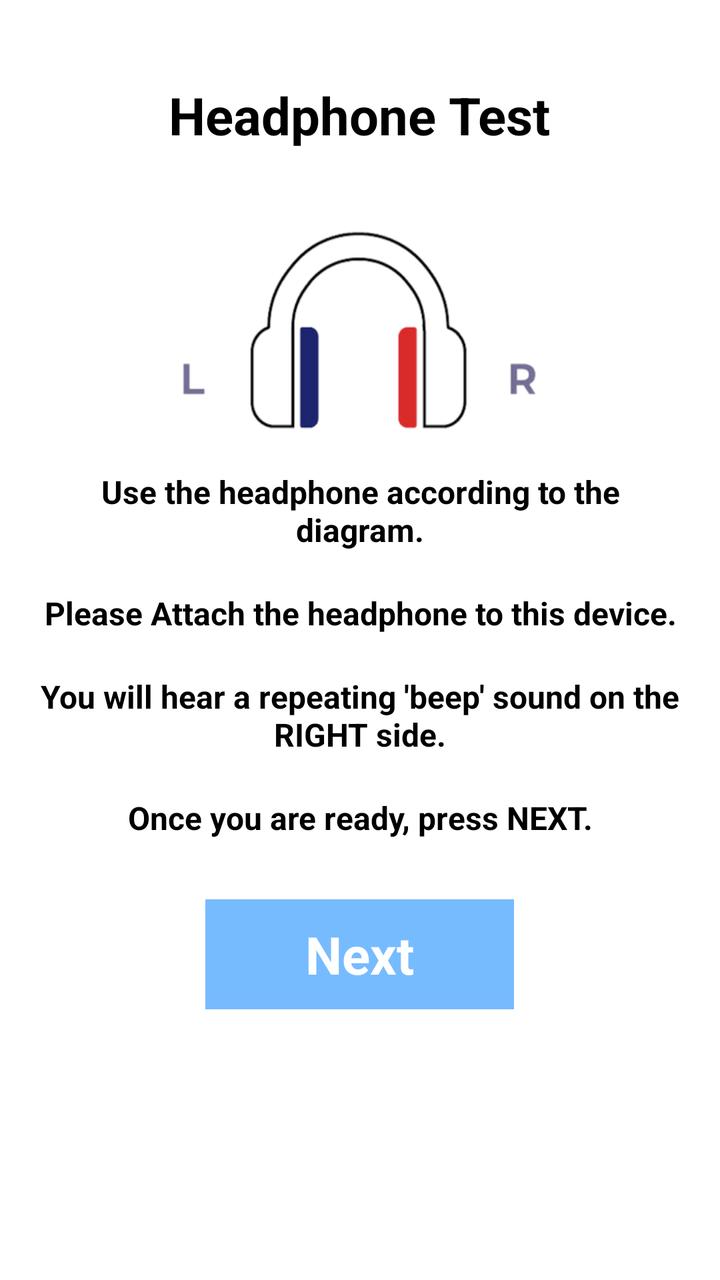
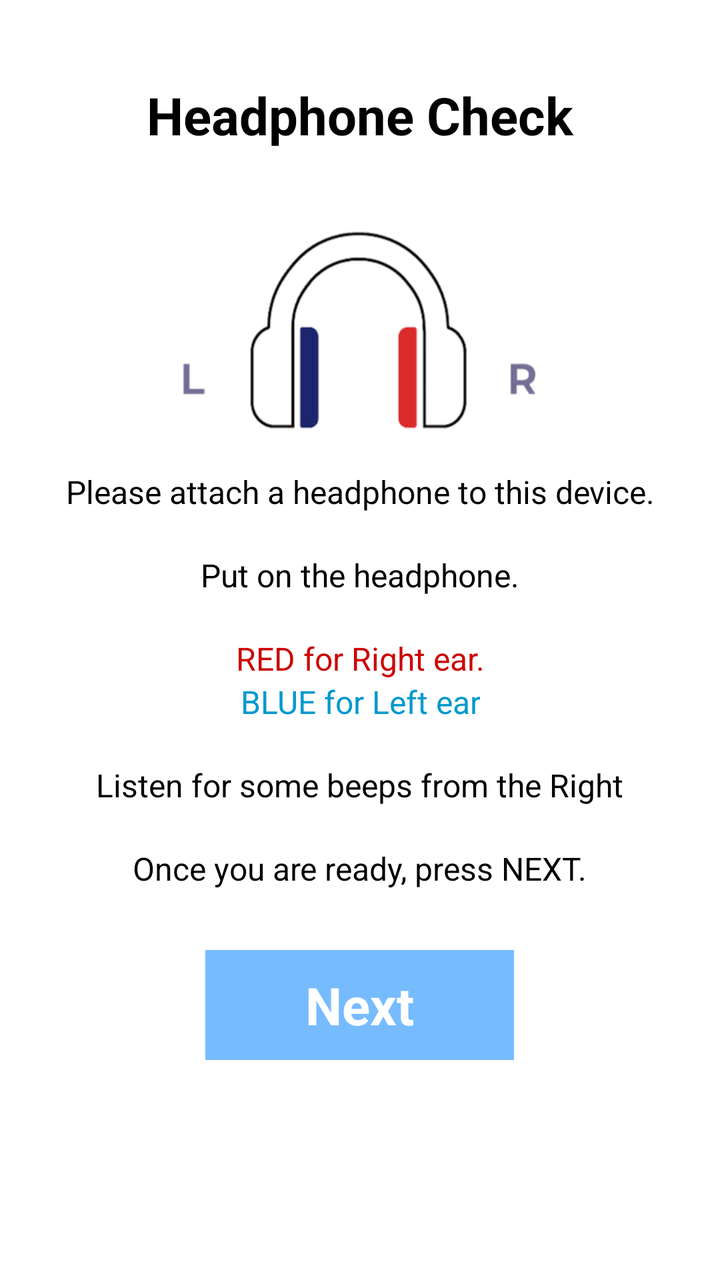

Two renders of the same Android screen: before a commit and after it. Below are the layout's source before the change and the commit's diff.
<!-- AndroidManifest.xml: application theme Theme.IAhead -->
<!-- res/layout/activity_headphonesetting.xml -->
<?xml version="1.0" encoding="utf-8"?>
<RelativeLayout xmlns:android="http://schemas.android.com/apk/res/android"
    android:layout_width="match_parent"
    android:layout_height="match_parent">

    <ScrollView
        android:layout_width="match_parent"
        android:layout_height="match_parent">

    <LinearLayout
        android:layout_width="match_parent"
        android:layout_height="match_parent"
        android:orientation="vertical">

        <TextView
            android:gravity="center_horizontal"
            android:layout_width="wrap_content"
            android:layout_height="wrap_content"
            android:text="Headphone Test"
            android:textStyle="bold"
            android:textSize="26dp"
            android:textColor="@color/black"
            android:layout_marginTop="40dp"
            android:layout_gravity="center_horizontal"/>

        <ImageView
            android:layout_gravity="center_horizontal"
            android:id="@+id/iv_setting"
            android:layout_marginTop="40dp"
            android:background="@drawable/setting"
            android:layout_width="180dp"
            android:layout_height="100dp"/>

        <TextView
            android:textStyle="bold"
            android:gravity="center_horizontal"
            android:layout_width="wrap_content"
            android:layout_height="wrap_content"
            android:text="Use the headphone according to the diagram."
            android:textSize="16dp"
            android:layout_marginLeft="20dp"
            android:layout_marginRight="20dp"
            android:textColor="@color/black"
            android:layout_marginTop="20dp"
            android:layout_gravity="center_horizontal"/>

        <TextView
            android:textStyle="bold"
            android:gravity="center_horizontal"
            android:layout_width="wrap_content"
            android:layout_height="wrap_content"
            android:text="Please Attach the headphone to this device."
            android:textSize="16dp"
            android:layout_marginLeft="20dp"
            android:layout_marginRight="20dp"
            android:textColor="@color/black"
            android:layout_marginTop="20dp"
            android:layout_gravity="center_horizontal"/>

        <TextView
            android:textStyle="bold"
            android:gravity="center_horizontal"
            android:layout_width="wrap_content"
            android:layout_height="wrap_content"
            android:text="You will hear a repeating 'beep' sound on the RIGHT side."
            android:textSize="16dp"
            android:layout_marginLeft="20dp"
            android:layout_marginRight="20dp"
            android:textColor="@color/black"
            android:layout_marginTop="20dp"
            android:layout_gravity="center_horizontal"/>

        <TextView
            android:textStyle="bold"
            android:gravity="center_horizontal"
            android:layout_width="wrap_content"
            android:layout_height="wrap_content"
            android:text="Once you are ready, press NEXT."
            android:textSize="16dp"
            android:layout_marginLeft="20dp"
            android:layout_marginRight="20dp"
            android:textColor="@color/black"
            android:layout_marginTop="20dp"
            android:layout_gravity="center_horizontal"/>

    <LinearLayout
        android:id="@+id/ll_next"
        android:layout_marginTop="30dp"
        android:layout_gravity="center_horizontal"
        android:layout_width="wrap_content"
        android:layout_height="wrap_content"
        android:background="@color/light_blue"
        android:orientation="horizontal">

        <TextView
            android:layout_marginRight="50dp"
            android:layout_marginLeft="50dp"
            android:layout_marginBottom="10dp"
            android:layout_marginTop="10dp"
            android:textStyle="bold"
            android:layout_width="wrap_content"
            android:layout_height="wrap_content"
            android:text="Next"
            android:textSize="26dp"
            android:textColor="@color/white"/>
    </LinearLayout>
    </LinearLayout>

    </ScrollView>

    <ImageView
        android:visibility="gone"
        android:id="@+id/iv_alert"
        android:layout_centerVertical="true"
        android:layout_marginRight="50dp"
        android:layout_marginLeft="50dp"
        android:layout_width="match_parent"
        android:layout_height="300dp"
        android:background="@drawable/alert"/>
</RelativeLayout>
<!-- resources referenced by this layout -->
<resources>
  <color name="black">#FF000000</color>
  <color name="light_blue">#77bbff</color>
  <color name="white">#FFFFFFFF</color>
  <!-- drawable alert: png bitmap (drawable, 91112 bytes) -->
  <!-- drawable setting: png bitmap (drawable, 31028 bytes) -->
  <style name="Theme.IAhead" parent="Theme.MaterialComponents.DayNight.NoActionBar">
          
          <item name="colorPrimary">@color/purple_500</item>
          <item name="colorPrimaryVariant">@color/purple_700</item>
          <item name="colorOnPrimary">@color/white</item>
          
          <item name="colorSecondary">@color/teal_200</item>
          <item name="colorSecondaryVariant">@color/teal_700</item>
          <item name="colorOnSecondary">@color/black</item>
          
          <item name="android:statusBarColor">?attr/colorPrimaryVariant</item>
          
      </style>
  <color name="purple_500">#FF6200EE</color>
  <color name="purple_700">#FF3700B3</color>
  <color name="teal_200">#FF03DAC5</color>
  <color name="teal_700">#FF018786</color>
</resources>

<!-- the commit's change to res/layout/activity_headphonesetting.xml (unified diff, before → after) -->
@@ -16,7 +16,7 @@
             android:gravity="center_horizontal"
             android:layout_width="wrap_content"
             android:layout_height="wrap_content"
-            android:text="Headphone Test"
+            android:text="Headphone Check"
             android:textStyle="bold"
             android:textSize="26dp"
             android:textColor="@color/black"
@@ -32,11 +32,10 @@
             android:layout_height="100dp"/>
 
         <TextView
-            android:textStyle="bold"
             android:gravity="center_horizontal"
             android:layout_width="wrap_content"
             android:layout_height="wrap_content"
-            android:text="Use the headphone according to the diagram."
+            android:text="Please attach a headphone to this device."
             android:textSize="16dp"
             android:layout_marginLeft="20dp"
             android:layout_marginRight="20dp"
@@ -45,11 +44,10 @@
             android:layout_gravity="center_horizontal"/>
 
         <TextView
-            android:textStyle="bold"
             android:gravity="center_horizontal"
             android:layout_width="wrap_content"
             android:layout_height="wrap_content"
-            android:text="Please Attach the headphone to this device."
+            android:text="Put on the headphone."
             android:textSize="16dp"
             android:layout_marginLeft="20dp"
             android:layout_marginRight="20dp"
@@ -58,11 +56,33 @@
             android:layout_gravity="center_horizontal"/>
 
         <TextView
-            android:textStyle="bold"
             android:gravity="center_horizontal"
             android:layout_width="wrap_content"
             android:layout_height="wrap_content"
-            android:text="You will hear a repeating 'beep' sound on the RIGHT side."
+            android:text="RED for Right ear."
+            android:textSize="16dp"
+            android:layout_marginLeft="20dp"
+            android:layout_marginRight="20dp"
+            android:textColor="@android:color/holo_red_dark"
+            android:layout_marginTop="20dp"
+            android:layout_gravity="center_horizontal"/>
+
+        <TextView
+            android:gravity="center_horizontal"
+            android:layout_width="wrap_content"
+            android:layout_height="wrap_content"
+            android:text="BLUE for Left ear"
+            android:textSize="16dp"
+            android:layout_marginLeft="20dp"
+            android:layout_marginRight="20dp"
+            android:textColor="@android:color/holo_blue_dark"
+            android:layout_gravity="center_horizontal"/>
+
+        <TextView
+            android:gravity="center_horizontal"
+            android:layout_width="wrap_content"
+            android:layout_height="wrap_content"
+            android:text="Listen for some beeps from the Right"
             android:textSize="16dp"
             android:layout_marginLeft="20dp"
             android:layout_marginRight="20dp"
@@ -71,7 +91,6 @@
             android:layout_gravity="center_horizontal"/>
 
         <TextView
-            android:textStyle="bold"
             android:gravity="center_horizontal"
             android:layout_width="wrap_content"
             android:layout_height="wrap_content"
